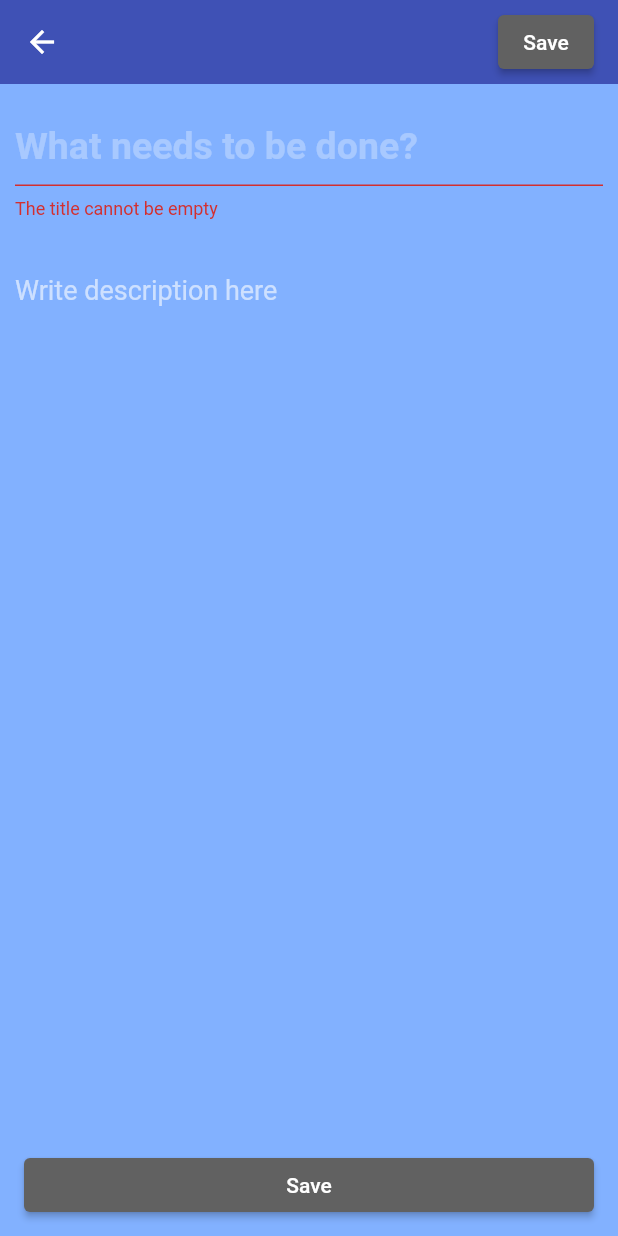
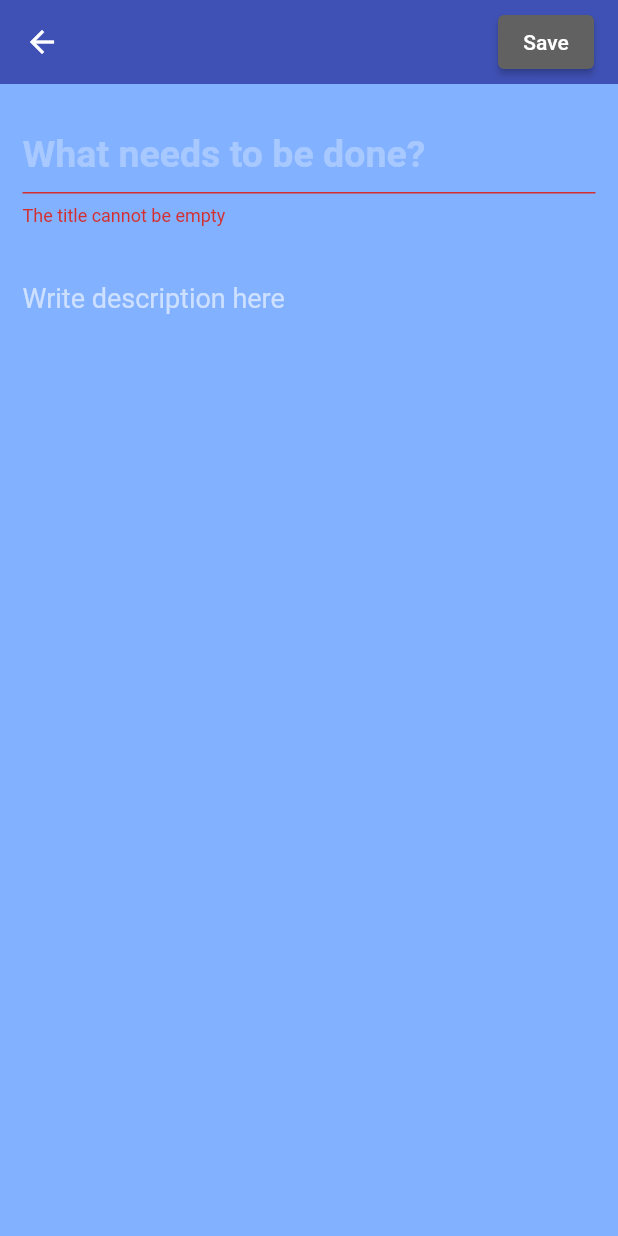
Before and after one commit to muhtaman/Task_Manager, a Flutter app: the EditTasksPage screen opened directly, after a tap on "Save", on a phone screen of 412 x 824 dp. Run offline on Flutter 3.47's test engine with Material 2 defaults, Android fonts, the phone set to English and light mode, and no system bars; our stand-ins replace flutter_slidable, sqflite; accounts and stored records are empty.

Commit message:
Version 1.0.1
-Save button now only highlights blue when title is filled
-Fixed issue where the keybaord would cover text box on edit/create task
page
-Added Flair to title
-Removed extra save button located at the bottom of task description

```diff
--- a/lib/page/edit_tasks_page.dart
+++ b/lib/page/edit_tasks_page.dart
@@ -42,11 +42,9 @@ class _EditTasksPageState extends State<EditTasksPage> {
             buildButton(),
           ],
         ),
-        //prevents keyboard from causing overflow
-        resizeToAvoidBottomInset: false,
 
-        bottomNavigationBar: buildButton(),
-        body: Column(
+        body: SingleChildScrollView(
+          child: Column(
             children: [
               Form(
                 key: _formKey,
@@ -60,11 +58,12 @@ class _EditTasksPageState extends State<EditTasksPage> {
               ),
             ],
           ),
+        ),
       );
 
   //Creates Save Button
   Widget buildButton() {
-    final isFormValid = title.isNotEmpty && description.isNotEmpty;
+    final isFormValid = title.isNotEmpty;
 
     return Padding(
       padding: EdgeInsets.symmetric(vertical: 10, horizontal: 16),
--- a/lib/page/task_page.dart
+++ b/lib/page/task_page.dart
@@ -46,9 +46,13 @@ class _TaskPageState extends State<TaskPage> {
   @override
   Widget build(BuildContext context) => Scaffold(
         appBar: AppBar(
+          centerTitle: true,
           title: Text(
             'Task Manager',
-            style: TextStyle(fontSize: 24),
+            style: TextStyle(
+              fontStyle: FontStyle.italic,
+              fontSize: 24,
+            ),
           ),
         ),
         body: Center(
--- a/lib/widgets/task_form_widget.dart
+++ b/lib/widgets/task_form_widget.dart
@@ -24,7 +24,7 @@ class TaskFormWidget extends StatelessWidget {
   @override
   Widget build(BuildContext context) => SingleChildScrollView(
         child: Padding(
-          padding: EdgeInsets.all(10),
+          padding: EdgeInsets.all(15),
           child: Column(
             mainAxisSize: MainAxisSize.min,
             children: [
```
Lines whose indentation alone changed are shown as unchanged.
